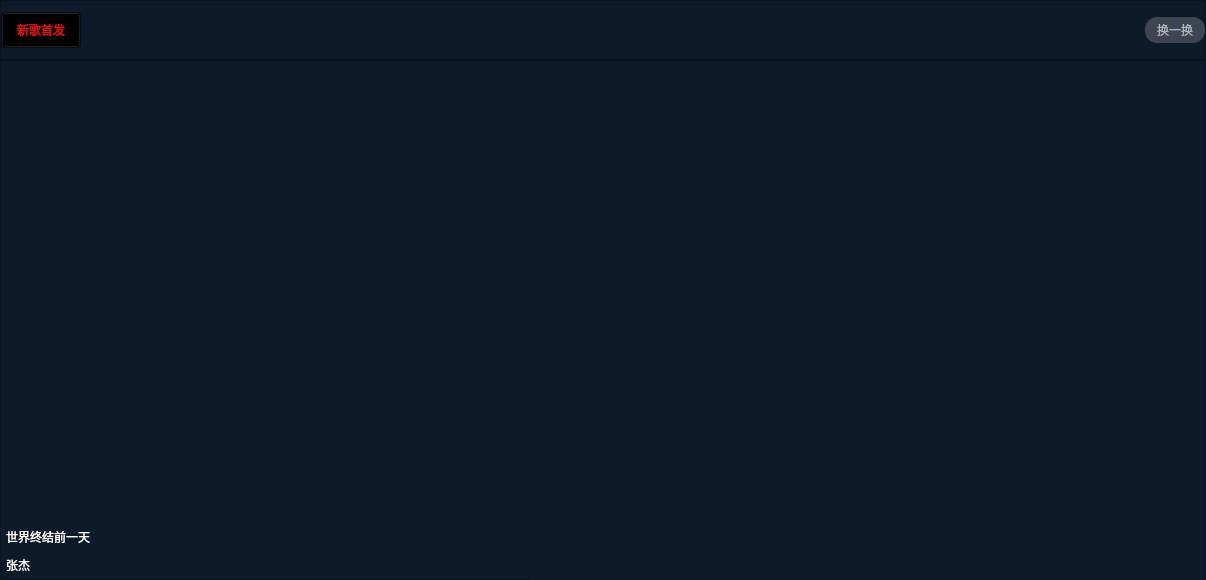
Above: VideoPlayer/mainwidget/videosmv/MultipType.ui from huizhang556/pc-video-player before the change. Below: the same form after it.
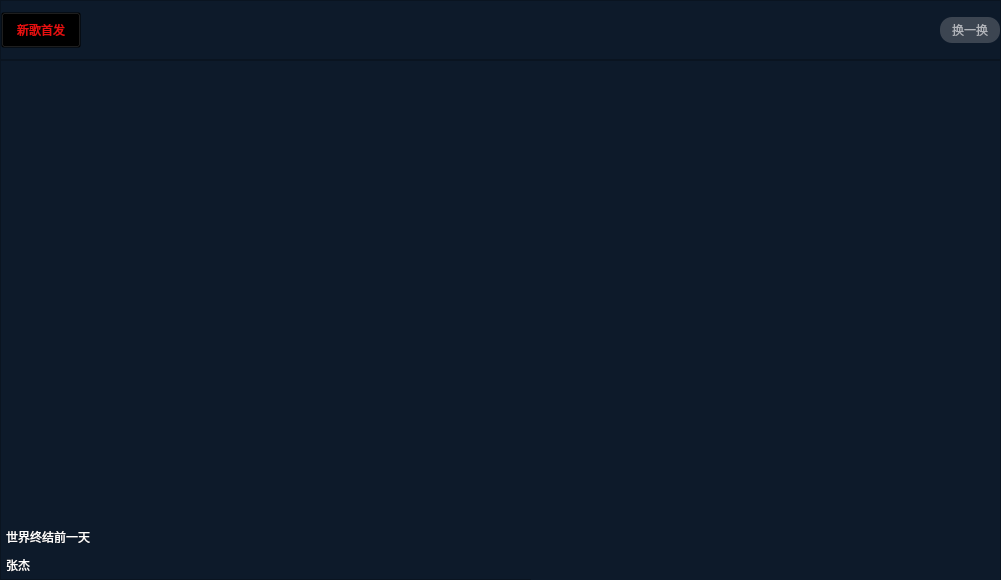
That is the form after the change. Custom widgets are drawn as their Qt base class.

What changed in the file:
```diff
--- a/VideoPlayer/mainwidget/videosmv/MultipType.ui
+++ b/VideoPlayer/mainwidget/videosmv/MultipType.ui
@@ -6,7 +6,7 @@
    <rect>
     <x>0</x>
     <y>0</y>
-    <width>1206</width>
+    <width>1001</width>
     <height>580</height>
    </rect>
   </property>
```
